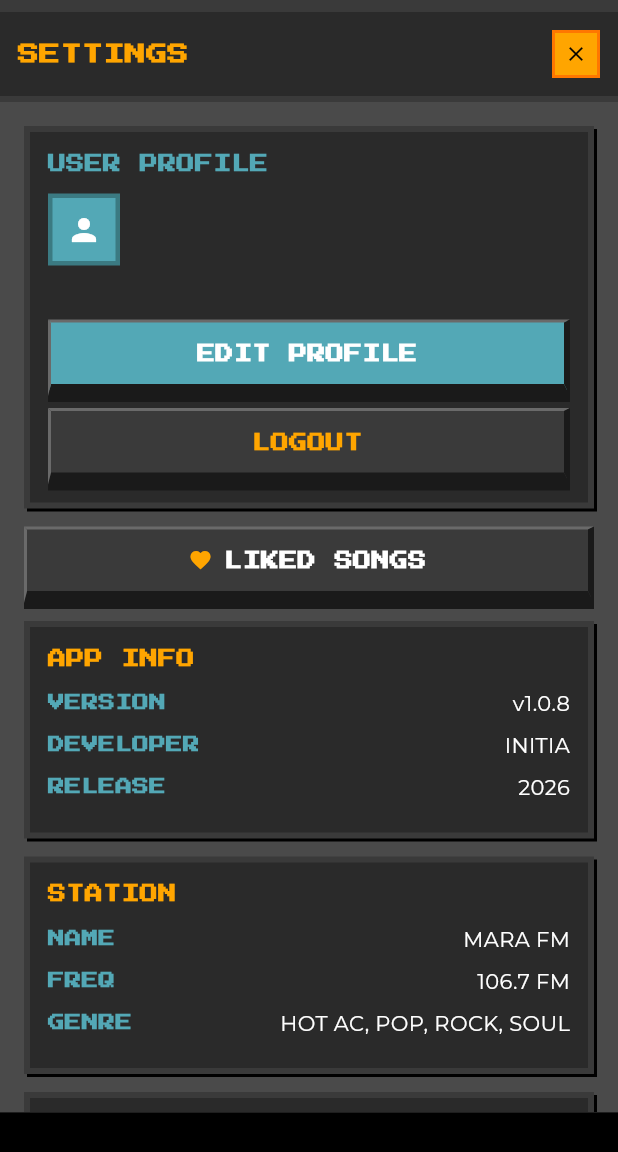
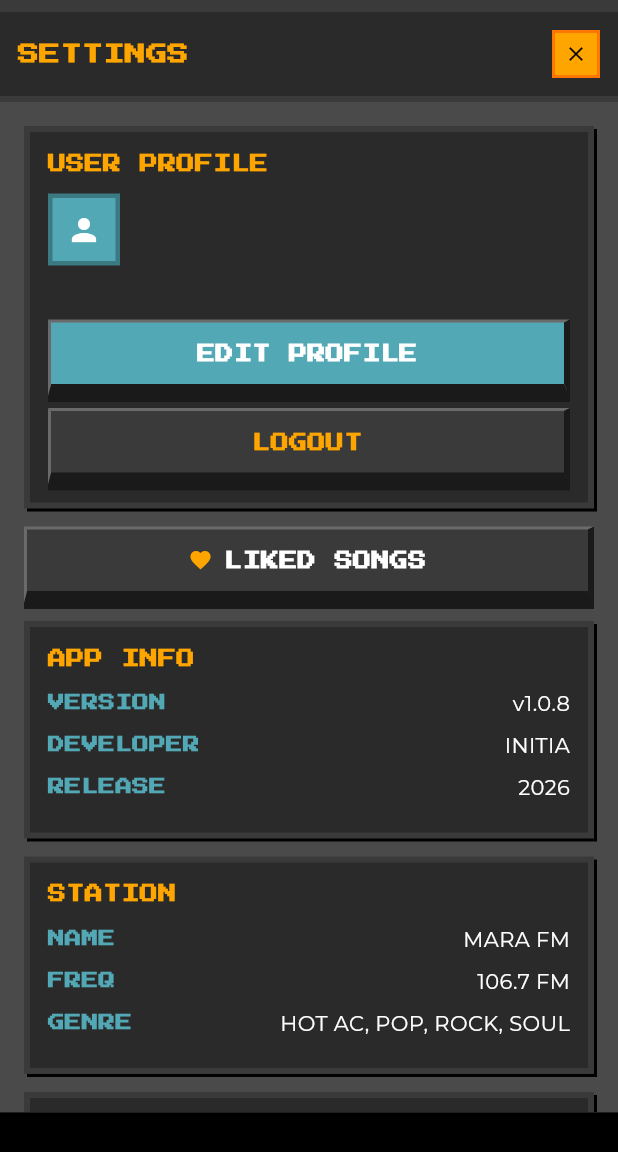
Before and after one commit to kemalmph/marafm, a Flutter app: the SettingsModal widget shown alone on an empty page, opened directly, on a phone screen of 412 x 824 dp. Shown: the top 1152 px of the screen. Run offline on Flutter 3.47's test engine with Material 3 defaults, Android fonts, the phone set to English and light mode, and no system bars; our stand-ins replace audio_service, equatable, flutter_bloc, google_fonts, just_audio, marquee and 5 more; missing offline and left inert: audio_session, dart:js_interop, onesignal_flutter, output_route_selector; accounts and stored records are empty; network calls fail.

Commit message:
style: orange title for USER PROFILE section box
Co-Authored-By: Claude Sonnet 4.6 <noreply@anthropic.com>

```diff
--- a/lib/modals/settings_modal.dart
+++ b/lib/modals/settings_modal.dart
@@ -172,6 +172,7 @@ class _SettingsModalState extends State<SettingsModal> {
                           builder: (context, authState) {
                             if (authState is AuthLoading) {
                               return _buildSectionBox('USER PROFILE',
+      titleColor: AppTheme.accentOrange,
                                 const Center(
                                   child: Padding(
                                     padding: EdgeInsets.all(24),
@@ -242,6 +243,7 @@ class _SettingsModalState extends State<SettingsModal> {
     final outerContext = context;
     return _buildSectionBox(
       'USER PROFILE',
+      titleColor: AppTheme.accentOrange,
       Column(
         crossAxisAlignment: CrossAxisAlignment.start,
         children: [
@@ -375,6 +377,7 @@ class _SettingsModalState extends State<SettingsModal> {
 
     return _buildSectionBox(
       'USER PROFILE',
+      titleColor: AppTheme.accentOrange,
       Column(
         crossAxisAlignment: CrossAxisAlignment.start,
         children: [
```
